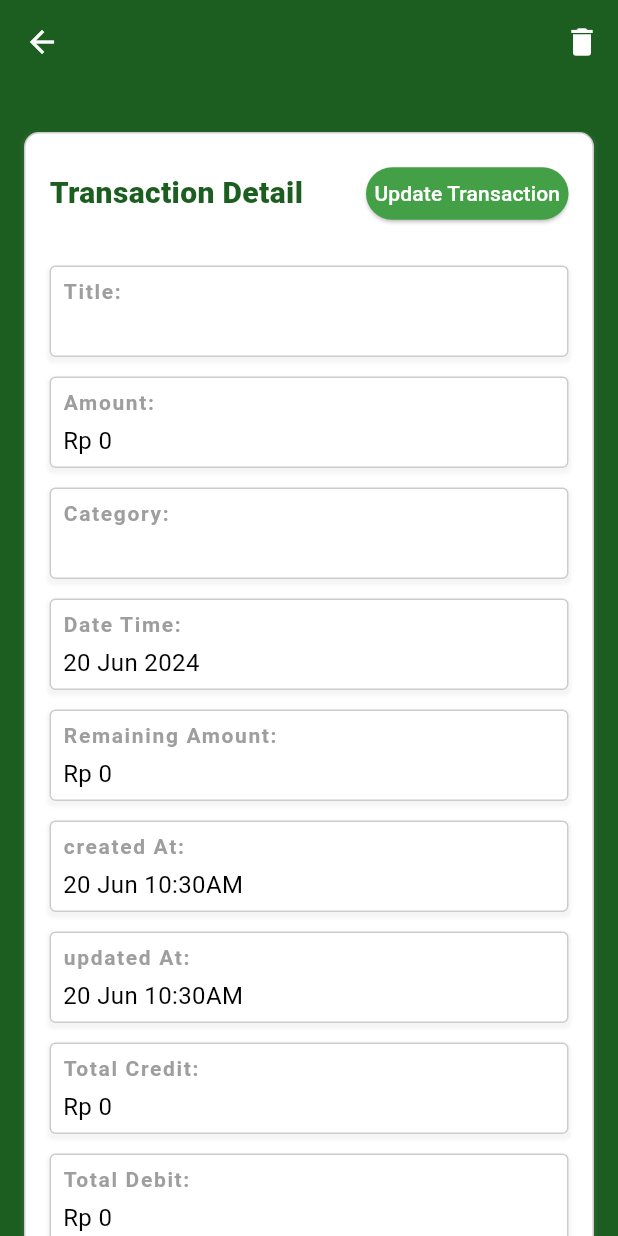
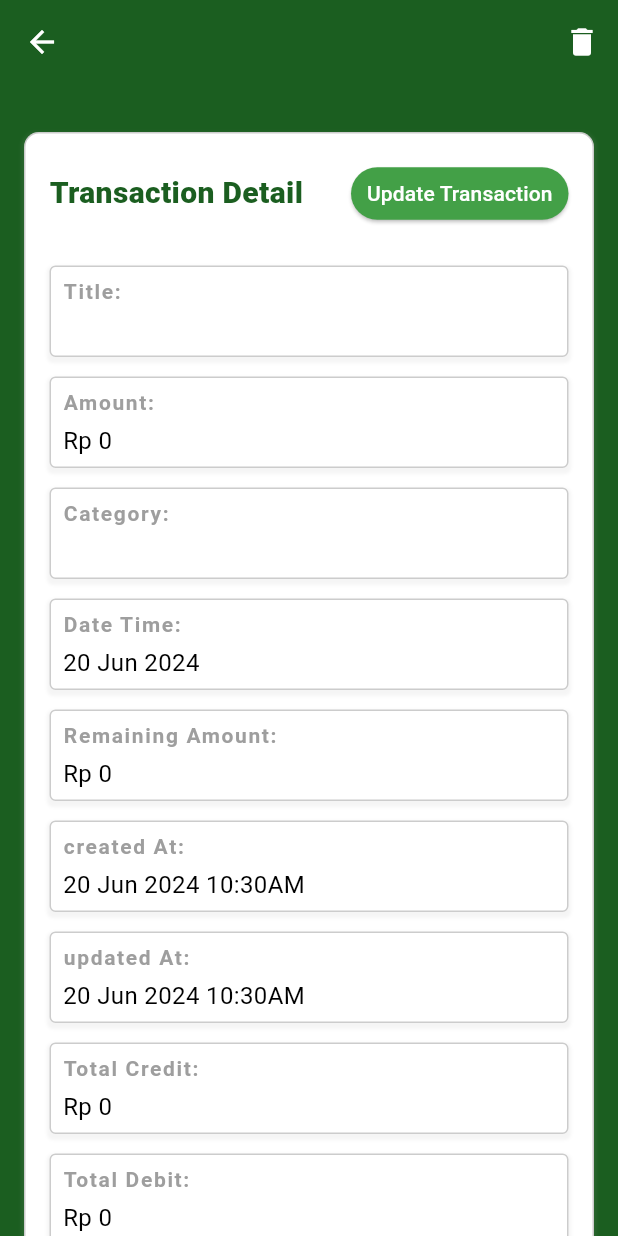
Before and after one commit to georgius34/pocket-planner, a Flutter app: the TransactionDetailsPage screen opened directly with empty values, on a phone screen of 412 x 824 dp. Run offline on Flutter 3.47's test engine with Material 3 defaults, Android fonts, the phone set to English and light mode, and no system bars; our stand-ins replace cloud_firestore, firebase_auth, firebase_core, fl_chart, font_awesome_flutter, shared_preferences; accounts and stored records are empty.

Commit message:
Perbaikan bug

```diff
--- a/lib/screen/planned_saving/rencana_tabungan_detail_screen.dart
+++ b/lib/screen/planned_saving/rencana_tabungan_detail_screen.dart
@@ -119,8 +119,8 @@ class _RencanaTabunganDetailScreenState
 
     final String createdAt = getDateTimeFormatter().format(createdAtDate);
     final String updatedAt = getDateTimeFormatter().format(updatedAtDate);
-        final String formattedStartDate = getDateTimeFormatter().format(startDate);
-    final String formattedEndDate = getDateTimeFormatter().format(endDate);
+        final String formattedStartDate = getDateFormatter().format(startDate);
+    final String formattedEndDate = getDateFormatter().format(endDate);
 
     return Scaffold(
       appBar: AppBar(
--- a/lib/utils/format.dart
+++ b/lib/utils/format.dart
@@ -6,7 +6,7 @@ NumberFormat getCurrencyFormatter() {
 }
 //format date with time
 DateFormat getDateTimeFormatter() {
-  return DateFormat('d MMM hh:mma');
+  return DateFormat('d MMM yyyy hh:mma');
 }
 
 //format date only
--- a/lib/widgets/planned_saving/add_planned_saving.dart
+++ b/lib/widgets/planned_saving/add_planned_saving.dart
@@ -113,6 +113,10 @@ class _AddRencanaTabunganFormState extends State<AddRencanaTabunganForm> {
       'createdAt': millisecondsSinceEpoch,
       'updatedAt': millisecondsSinceEpoch,
     });
+      // Show success message
+        ScaffoldMessenger.of(context).showSnackBar(
+        SnackBar(content: Text('Planned Saving added successfully')),
+      );
 
     Navigator.pop(context);
   }
--- a/lib/widgets/planned_saving/add_progress.dart
+++ b/lib/widgets/planned_saving/add_progress.dart
@@ -94,6 +94,10 @@ Future<void> _updateCurrentAmount() async {
     });
 
     widget.refreshData(currentAmount + inputAmount);
+    // Show success message
+      ScaffoldMessenger.of(context).showSnackBar(
+      SnackBar(content: Text('Progresss added successfully')),
+      );
     Navigator.pop(context);
   } catch (e) {
     print('Failed to update progress: $e');
--- a/lib/widgets/planned_saving/update_rencana_form.dart
+++ b/lib/widgets/planned_saving/update_rencana_form.dart
@@ -109,6 +109,10 @@ Future<void> _submitForm() async {
    setState(() {
           isLoader = false;
         });
+      // Show success message
+        ScaffoldMessenger.of(context).showSnackBar(
+        SnackBar(content: Text('Planned Saving updated successfully')),
+      );
     Navigator.pop(context);
   }
 }
--- a/lib/widgets/transaction/add_transaction.dart
+++ b/lib/widgets/transaction/add_transaction.dart
@@ -112,6 +112,10 @@ class _AddTransactionFormState extends State<AddTransactionForm> {
         setState(() {
           isLoader = false;
         });
+        // Show success message
+        ScaffoldMessenger.of(context).showSnackBar(
+        SnackBar(content: Text('Transaction added successfully')),
+      );
 
         Navigator.pop(context);
       }
--- a/lib/widgets/transaction/transaction_detail.dart
+++ b/lib/widgets/transaction/transaction_detail.dart
@@ -150,7 +150,7 @@ class _TransactionDetailsPageState extends State<TransactionDetailsPage> {
                 style: ElevatedButton.styleFrom(
                       backgroundColor: Colors.green.shade600,
                       padding: EdgeInsets.symmetric(horizontal: 4.0, vertical: 4.0), // Adjust padding here
-                      minimumSize: Size(135, 35), // Set minimum size to zero to allow for smaller dimensions
+                      minimumSize: Size(145, 35), // Set minimum size to zero to allow for smaller dimensions
                 ),
                 child: Text('Update Transaction', style: TextStyle(color: Colors.white)),
               ),
@@ -165,7 +165,7 @@ class _TransactionDetailsPageState extends State<TransactionDetailsPage> {
           SizedBox(height: 5),
           buildDetailBox('Date Time', formattedDateTime),
           SizedBox(height: 5),
-          buildDetailBox('Remaining Amount', 'Rp ${remainingAmount.toString()}'),
+          buildDetailBox('Remaining Amount', _currencyFormat.format(remainingAmount)),
           SizedBox(height: 5),
           buildDetailBox('created At', createdAt),
           SizedBox(height: 5),
--- a/lib/widgets/transaction/update_transaction.dart
+++ b/lib/widgets/transaction/update_transaction.dart
@@ -138,6 +138,11 @@ class _UpdateTransactionFormState extends State<UpdateTransactionForm> {
         });
 
         widget.onUpdate(data);
+        // Show success message
+        ScaffoldMessenger.of(context).showSnackBar(
+        SnackBar(content: Text('Transaction updated uccessfully')),
+      );
+
         Navigator.pop(context);
       }
     }
```
